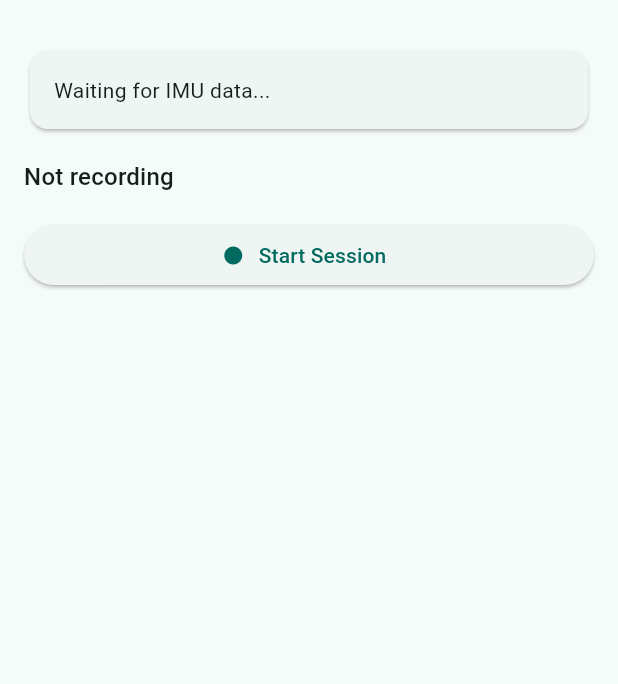
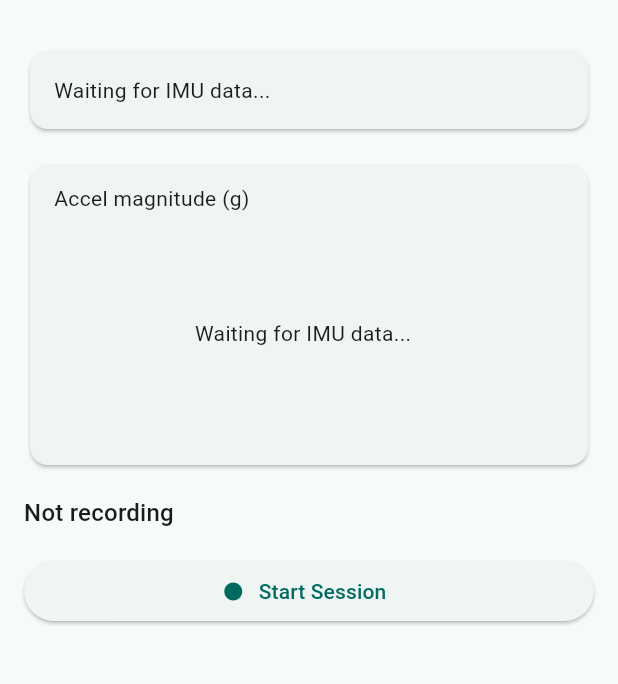
Before and after one commit to nexoratech101/NeuroGait, a Flutter app: the SessionScreen screen opened directly with empty values, on a phone screen of 412 x 824 dp, the part 63-747 px from its top. Run offline on Flutter 3.47's test engine with Material 3 defaults, Android fonts, the phone set to English and light mode, and no system bars; our stand-ins replace flutter_blue_plus, permission_handler, share_plus, vibration.

Commit message:
Add live accel-magnitude chart and unusual-motion vibration alert
- SessionManager now computes accel magnitude per sample and emits a
  motionAlerts event (rate-limited) when it deviates from resting 1g
  by more than a threshold.
- SessionScreen shows a rolling line chart (fl_chart) of accel
  magnitude and vibrates + shows a banner on a motion alert.
- Add VIBRATE permission and the ble_smoke_test.ino diagnostic sketch.

```diff
--- a/lib/ble/packet_parser.dart
+++ b/lib/ble/packet_parser.dart
@@ -1,3 +1,4 @@
+import 'dart:math';
 import 'dart:typed_data';
 
 /// One IMU sample streamed from the Nano 33 BLE firmware.
@@ -31,6 +32,11 @@ class ImuSample {
     required this.gyroY,
     required this.gyroZ,
   });
+
+  /// Magnitude of the acceleration vector, in g. ~1.0 at rest (gravity);
+  /// spikes well above or drops well below that indicate sudden motion.
+  double get accelMagnitude =>
+      sqrt(accelX * accelX + accelY * accelY + accelZ * accelZ);
 
   List<Object> toCsvRow() => [
         timestampMs,
--- a/lib/session/session_manager.dart
+++ b/lib/session/session_manager.dart
@@ -14,18 +14,33 @@ class SessionManager {
 
   SessionManager(this.bleManager);
 
+  /// Accel magnitude (g) above or below 1g (resting) by this much counts
+  /// as unusual motion — e.g. a stumble, fall, or sudden impact.
+  static const double motionDeltaThresholdG = 1.5;
+
+  /// Minimum gap between motion alerts, so a sustained shake doesn't fire
+  /// continuously.
+  static const Duration motionAlertCooldown = Duration(seconds: 2);
+
   final _stateController = StreamController<SessionState>.broadcast();
   final _sampleCountController = StreamController<int>.broadcast();
   final _latestSampleController = StreamController<ImuSample>.broadcast();
+  final _motionAlertController = StreamController<ImuSample>.broadcast();
 
   StreamSubscription<ImuSample>? _sampleSubscription;
   CsvWriter? _csvWriter;
   int _sampleCount = 0;
   DateTime? _sessionStart;
+  DateTime? _lastMotionAlert;
 
   Stream<SessionState> get state => _stateController.stream;
   Stream<int> get sampleCount => _sampleCountController.stream;
   Stream<ImuSample> get latestSample => _latestSampleController.stream;
+
+  /// Fires whenever a sample's accel magnitude deviates from resting (1g)
+  /// by more than [motionDeltaThresholdG], rate-limited by
+  /// [motionAlertCooldown].
+  Stream<ImuSample> get motionAlerts => _motionAlertController.stream;
 
   bool get isRecording => _csvWriter != null;
 
@@ -34,12 +49,26 @@ class SessionManager {
   void listenForLiveData() {
     _sampleSubscription ??= bleManager.imuSamples.listen((sample) {
       _latestSampleController.add(sample);
+      _checkForUnusualMotion(sample);
       if (isRecording) {
         _csvWriter!.writeSample(sample);
         _sampleCount++;
         _sampleCountController.add(_sampleCount);
       }
     });
+  }
+
+  void _checkForUnusualMotion(ImuSample sample) {
+    final delta = (sample.accelMagnitude - 1.0).abs();
+    if (delta < motionDeltaThresholdG) return;
+
+    final now = DateTime.now();
+    if (_lastMotionAlert != null &&
+        now.difference(_lastMotionAlert!) < motionAlertCooldown) {
+      return;
+    }
+    _lastMotionAlert = now;
+    _motionAlertController.add(sample);
   }
 
   Future<void> startSession({String? sessionName}) async {
@@ -74,5 +103,6 @@ class SessionManager {
     await _stateController.close();
     await _sampleCountController.close();
     await _latestSampleController.close();
+    await _motionAlertController.close();
   }
 }
--- a/lib/ui/session_screen.dart
+++ b/lib/ui/session_screen.dart
@@ -1,5 +1,7 @@
+import 'package:fl_chart/fl_chart.dart';
 import 'package:flutter/material.dart';
 import 'package:share_plus/share_plus.dart';
+import 'package:vibration/vibration.dart';
 
 import '../ble/ble_manager.dart';
 import '../ble/packet_parser.dart';
@@ -15,19 +17,36 @@ class SessionScreen extends StatefulWidget {
 }
 
 class _SessionScreenState extends State<SessionScreen> {
+  static const int _chartBufferMaxLength = 100;
+  static const double _chartMaxG = 4.0;
+
   late final SessionManager _sessionManager;
+  final List<ImuSample> _chartBuffer = [];
   ImuSample? _lastSample;
   int _sampleCount = 0;
   bool _isRecording = false;
+  bool _hasVibrator = false;
+  bool _showMotionAlert = false;
   String? _lastSavedPath;
 
   @override
   void initState() {
     super.initState();
     _sessionManager = SessionManager(widget.bleManager)..listenForLiveData();
+
+    Vibration.hasVibrator().then((has) {
+      _hasVibrator = has == true;
+    });
+
     _sessionManager.latestSample.listen((sample) {
       if (!mounted) return;
-      setState(() => _lastSample = sample);
+      setState(() {
+        _lastSample = sample;
+        _chartBuffer.add(sample);
+        if (_chartBuffer.length > _chartBufferMaxLength) {
+          _chartBuffer.removeAt(0);
+        }
+      });
     });
     _sessionManager.sampleCount.listen((count) {
       if (!mounted) return;
@@ -36,6 +55,16 @@ class _SessionScreenState extends State<SessionScreen> {
     _sessionManager.state.listen((state) {
       if (!mounted) return;
       setState(() => _isRecording = state == SessionState.recording);
+    });
+    _sessionManager.motionAlerts.listen((sample) {
+      if (_hasVibrator) {
+        Vibration.vibrate(duration: 400);
+      }
+      if (!mounted) return;
+      setState(() => _showMotionAlert = true);
+      Future.delayed(const Duration(seconds: 2), () {
+        if (mounted) setState(() => _showMotionAlert = false);
+      });
     });
   }
 
@@ -55,16 +84,64 @@ class _SessionScreenState extends State<SessionScreen> {
     super.dispose();
   }
 
+  Widget _buildChart() {
+    if (_chartBuffer.isEmpty) {
+      return const Center(child: Text('Waiting for IMU data...'));
+    }
+    final spots = [
+      for (var i = 0; i < _chartBuffer.length; i++)
+        FlSpot(i.toDouble(), _chartBuffer[i].accelMagnitude),
+    ];
+    return LineChart(
+      duration: Duration.zero,
+      LineChartData(
+        minY: 0,
+        maxY: _chartMaxG,
+        titlesData: const FlTitlesData(show: false),
+        gridData: const FlGridData(show: true, drawVerticalLine: false),
+        borderData: FlBorderData(show: false),
+        lineTouchData: const LineTouchData(enabled: false),
+        lineBarsData: [
+          LineChartBarData(
+            spots: spots,
+            isCurved: false,
+            color: Colors.teal,
+            barWidth: 2,
+            dotData: const FlDotData(show: false),
+          ),
+        ],
+      ),
+    );
+  }
+
   @override
   Widget build(BuildContext context) {
     final sample = _lastSample;
     return Scaffold(
       appBar: AppBar(title: const Text('Gait Session')),
-      body: Padding(
+      body: SingleChildScrollView(
         padding: const EdgeInsets.all(16),
         child: Column(
           crossAxisAlignment: CrossAxisAlignment.stretch,
           children: [
+            if (_showMotionAlert)
+              Container(
+                margin: const EdgeInsets.only(bottom: 12),
+                padding: const EdgeInsets.all(12),
+                decoration: BoxDecoration(
+                  color: Colors.red.shade100,
+                  borderRadius: BorderRadius.circular(8),
+                ),
+                child: Row(
+                  children: const [
+                    Icon(Icons.warning_amber_rounded, color: Colors.red),
+                    SizedBox(width: 8),
+                    Text('Unusual motion detected!',
+                        style: TextStyle(
+                            color: Colors.red, fontWeight: FontWeight.bold)),
+                  ],
+                ),
+              ),
             Card(
               child: Padding(
                 padding: const EdgeInsets.all(16),
@@ -83,6 +160,22 @@ class _SessionScreenState extends State<SessionScreen> {
                               'z:${sample.gyroZ.toStringAsFixed(3)}'),
                         ],
                       ),
+              ),
+            ),
+            const SizedBox(height: 16),
+            Card(
+              child: Padding(
+                padding: const EdgeInsets.fromLTRB(8, 12, 16, 8),
+                child: Column(
+                  crossAxisAlignment: CrossAxisAlignment.start,
+                  children: [
+                    const Padding(
+                      padding: EdgeInsets.only(left: 8),
+                      child: Text('Accel magnitude (g)'),
+                    ),
+                    SizedBox(height: 160, child: _buildChart()),
+                  ],
+                ),
               ),
             ),
             const SizedBox(height: 16),
--- a/pubspec.yaml
+++ b/pubspec.yaml
@@ -43,6 +43,8 @@ dependencies:
   path_provider: ^2.1.4
   # Share/export the recorded CSV files.
   share_plus: ^10.1.2
+  fl_chart: ^1.2.0
+  vibration: ^3.2.0
 
 dev_dependencies:
   flutter_test:
```
Also changed, not shown: pubspec.lock, 3 other files.
